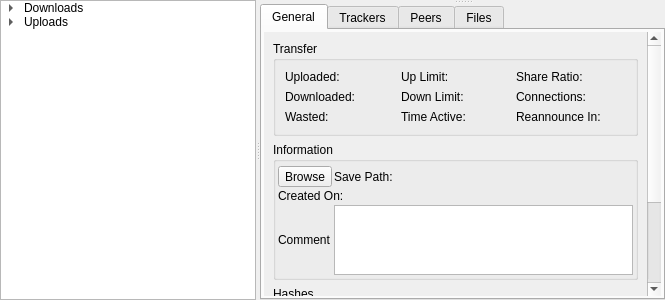
Old version of the form Quazaa/UI/widgettransfers.ui in the repository c3c/quazaa.
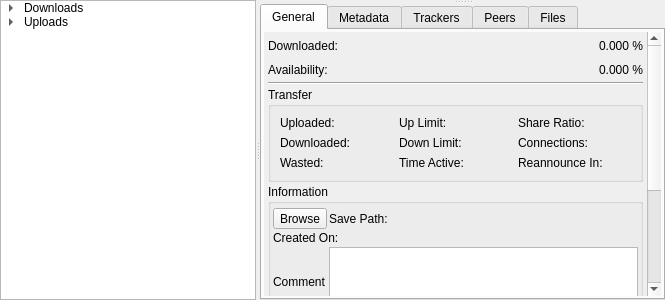
New version of the form. The open tabs and pages were chosen to show the change. Icons and pictures are not drawn.

Commit message: Verified working build under MingW and VS2010 after Linux fixes. Committing small changes performed under Windows before switching to Linux.

Diff of the .ui file:
```diff
--- a/Quazaa/UI/widgettransfers.ui
+++ b/Quazaa/UI/widgettransfers.ui
@@ -214,12 +214,107 @@
                 <property name="geometry">
                  <rect>
                   <x>0</x>
-                  <y>-289</y>
+                  <y>0</y>
                   <width>377</width>
-                  <height>375</height>
+                  <height>410</height>
                  </rect>
                 </property>
                 <layout class="QVBoxLayout" name="verticalLayout_2">
+                 <property name="spacing">
+                  <number>2</number>
+                 </property>
+                 <property name="margin">
+                  <number>4</number>
+                 </property>
+                 <item>
+                  <layout class="QGridLayout" name="gridLayout_3">
+                   <property name="horizontalSpacing">
+                    <number>2</number>
+                   </property>
+                   <property name="verticalSpacing">
+                    <number>4</number>
+                   </property>
+                   <item row="0" column="1">
+                    <widget class="QFrame" name="frameDownloaded">
+                     <property name="sizePolicy">
+                      <sizepolicy hsizetype="Expanding" vsizetype="Preferred">
+                       <horstretch>0</horstretch>
+                       <verstretch>0</verstretch>
+                      </sizepolicy>
+                     </property>
+                     <property name="minimumSize">
+                      <size>
+                       <width>0</width>
+                       <height>20</height>
+                      </size>
+                     </property>
+                     <property name="frameShape">
+                      <enum>QFrame::NoFrame</enum>
+                     </property>
+                     <property name="frameShadow">
+                      <enum>QFrame::Raised</enum>
+                     </property>
+                    </widget>
+                   </item>
+                   <item row="0" column="0">
+                    <widget class="QLabel" name="label_18">
+                     <property name="text">
+                      <string>Downloaded:</string>
+                     </property>
+                    </widget>
+                   </item>
+                   <item row="1" column="0">
+                    <widget class="QLabel" name="label_19">
+                     <property name="text">
+                      <string>Availability:</string>
+                     </property>
+                    </widget>
+                   </item>
+                   <item row="1" column="1">
+                    <widget class="QFrame" name="frameAvailability">
+                     <property name="sizePolicy">
+                      <sizepolicy hsizetype="Expanding" vsizetype="Preferred">
+                       <horstretch>0</horstretch>
+                       <verstretch>0</verstretch>
+                      </sizepolicy>
+                     </property>
+                     <property name="minimumSize">
+                      <size>
+                       <width>0</width>
+                       <height>20</height>
+                      </size>
+                     </property>
+                     <property name="frameShape">
+                      <enum>QFrame::NoFrame</enum>
+                     </property>
+                     <property name="frameShadow">
+                      <enum>QFrame::Raised</enum>
+                     </property>
+                    </widget>
+                   </item>
+                   <item row="0" column="2">
+                    <widget class="QLabel" name="label_20">
+                     <property name="text">
+                      <string>0.000 %</string>
+                     </property>
+                    </widget>
+                   </item>
+                   <item row="1" column="2">
+                    <widget class="QLabel" name="label_21">
+                     <property name="text">
+                      <string>0.000 %</string>
+                     </property>
+                    </widget>
+                   </item>
+                  </layout>
+                 </item>
+                 <item>
+                  <widget class="Line" name="line">
+                   <property name="orientation">
+                    <enum>Qt::Horizontal</enum>
+                   </property>
+                  </widget>
+                 </item>
                  <item>
                   <widget class="QGroupBox" name="groupBox">
                    <property name="title">
@@ -407,6 +502,15 @@
              </item>
             </layout>
            </widget>
+           <widget class="QWidget" name="tabMetadata">
+            <attribute name="icon">
+             <iconset resource="../Resource.qrc">
+              <normaloff>:/Resource/Library/Presentation.png</normaloff>:/Resource/Library/Presentation.png</iconset>
+            </attribute>
+            <attribute name="title">
+             <string>Metadata</string>
+            </attribute>
+           </widget>
            <widget class="QWidget" name="tabTrackers">
             <attribute name="icon">
              <iconset resource="../Resource.qrc">
```
Left out of the diff: 30 changed lines with no effect on the pictures.
